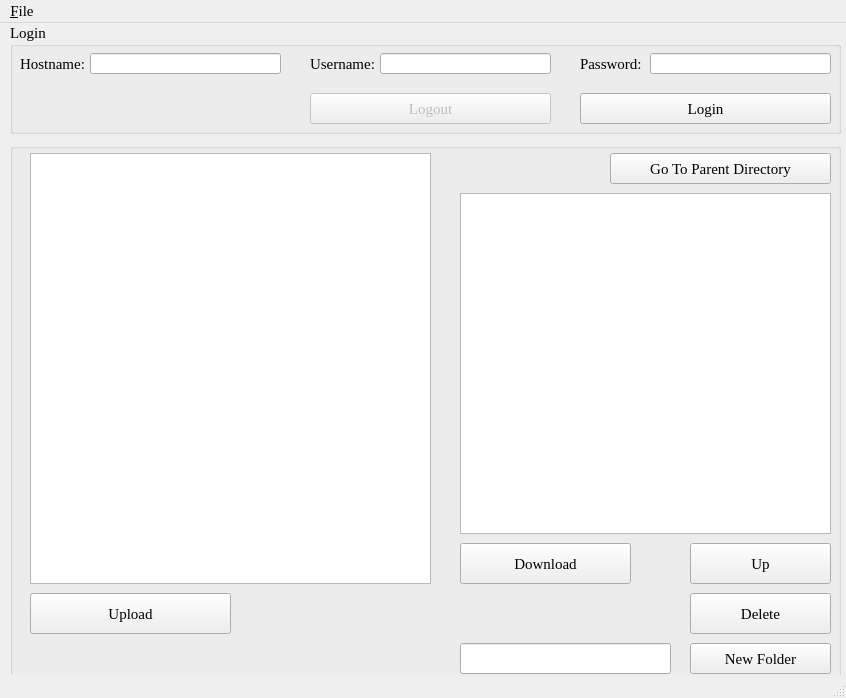
Above: clientUI.ui from LynchSKM/FTP-Application before the change. Below: the same form after it.
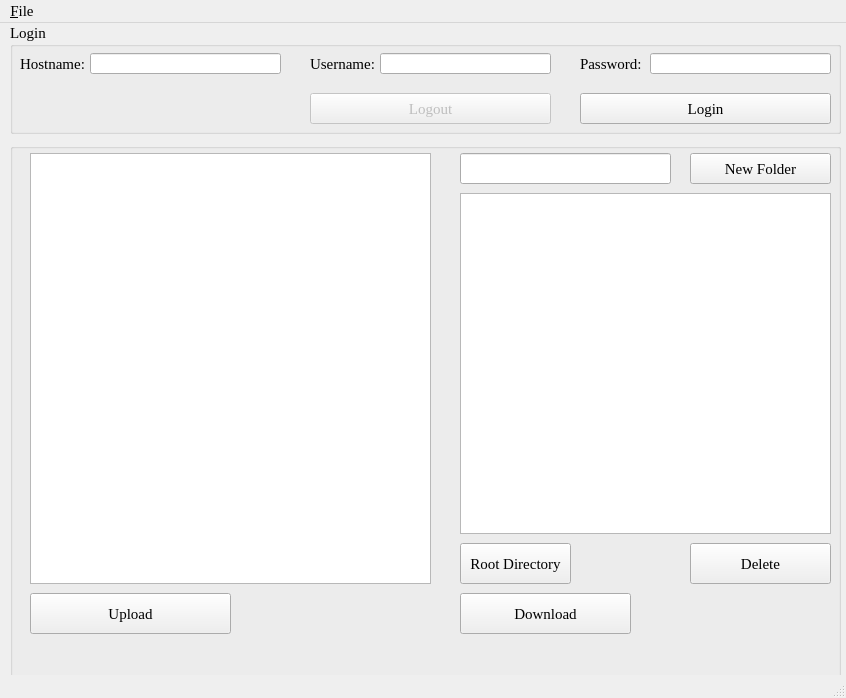
That is the form after the change.

The edit to the form file:
```diff
--- a/clientUI.ui
+++ b/clientUI.ui
@@ -267,34 +267,21 @@
     <widget class="QPushButton" name="pushButtonParentDirectory">
      <property name="geometry">
       <rect>
-       <x>600</x>
-       <y>10</y>
-       <width>221</width>
-       <height>31</height>
-      </rect>
-     </property>
-     <property name="text">
-      <string>Go To Parent Directory</string>
-     </property>
-    </widget>
-    <widget class="QPushButton" name="pushButtonChangeDirectory">
-     <property name="geometry">
-      <rect>
-       <x>680</x>
+       <x>450</x>
        <y>400</y>
-       <width>141</width>
+       <width>111</width>
        <height>41</height>
       </rect>
      </property>
      <property name="text">
-      <string>Up</string>
+      <string>Root Directory</string>
      </property>
     </widget>
     <widget class="QPushButton" name="pushButtonDeleteDirectory">
      <property name="geometry">
       <rect>
        <x>680</x>
-       <y>450</y>
+       <y>400</y>
        <width>141</width>
        <height>41</height>
       </rect>
@@ -332,7 +319,7 @@
      <property name="geometry">
       <rect>
        <x>450</x>
-       <y>400</y>
+       <y>450</y>
        <width>171</width>
        <height>41</height>
       </rect>
@@ -351,7 +338,7 @@
      <property name="geometry">
       <rect>
        <x>680</x>
-       <y>500</y>
+       <y>10</y>
        <width>141</width>
        <height>31</height>
       </rect>
@@ -364,7 +351,7 @@
      <property name="geometry">
       <rect>
        <x>450</x>
-       <y>500</y>
+       <y>10</y>
        <width>211</width>
        <height>31</height>
       </rect>
@@ -383,6 +370,32 @@
       <string/>
      </property>
     </widget>
+    <widget class="QLabel" name="labelUploadStatus">
+     <property name="geometry">
+      <rect>
+       <x>250</x>
+       <y>460</y>
+       <width>171</width>
+       <height>21</height>
+      </rect>
+     </property>
+     <property name="text">
+      <string/>
+     </property>
+    </widget>
+    <widget class="QLabel" name="labelDownloadStatus">
+     <property name="geometry">
+      <rect>
+       <x>660</x>
+       <y>460</y>
+       <width>161</width>
+       <height>21</height>
+      </rect>
+     </property>
+     <property name="text">
+      <string/>
+     </property>
+    </widget>
    </widget>
    <zorder>groupBoxFileBrowsers</zorder>
    <zorder>groupBoxLogin</zorder>
```
Left out of the diff: 13 changed lines with no effect on the pictures.
